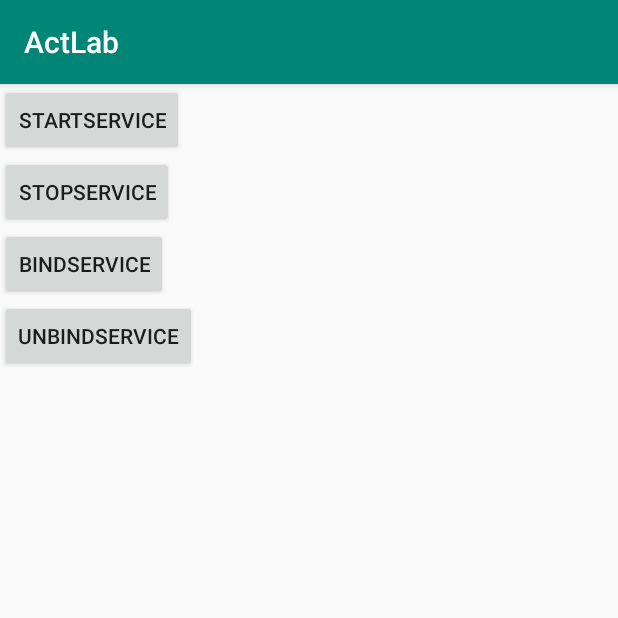
After one commit to THtianhao/AndroidLab, an Android app: the ServiceActivity screen opened directly, with no data from a screen before it, on a phone screen of 412 x 824 dp, the top half of it. The commit adds this screen. Run offline under Robolectric (Android 15) with nearby library versions, the phone set to English and light mode, and no system bars.

Commit message:
modify service demo

```diff
--- a/app/build.gradle
+++ b/app/build.gradle
@@ -1,6 +1,7 @@
 apply plugin: 'com.android.application'
 
 apply plugin: 'kotlin-android'
+apply plugin: 'kotlin-kapt'
 
 apply plugin: 'kotlin-android-extensions'
 
@@ -28,6 +29,7 @@ dependencies {
     implementation 'com.android.support:appcompat-v7:28.0.0'
     implementation 'com.android.support.constraint:constraint-layout:1.1.3'
     implementation "org.jetbrains.kotlin:kotlin-reflect:$kotlin_version"
+    implementation "com.android.support:recyclerview-v7:$SUPPORT_VERSION"
 
     testImplementation 'junit:junit:4.12'
     androidTestImplementation 'com.android.support.test:runner:1.0.2'
--- a/app/src/main/java/lab/mon/actlab/component/launchmode/Actlab.kt
+++ b/app/src/main/java/lab/mon/actlab/component/launchmode/Actlab.kt
@@ -49,7 +49,7 @@ class Actlab : BaseActivity() {
         print("onDestory")
     }
 
-    val DEBBUG = true
+    val DEBBUG = false
     private fun print(message: String) {
         if (DEBBUG) {
             Log.i("toto" + this::class.simpleName, message)
--- /dev/null
+++ b/app/src/main/java/lab/mon/actlab/component/service/ServiceActivity.kt
@@ -0,0 +1,63 @@
+package lab.mon.actlab.component.service
+
+import android.content.ComponentName
+import android.content.Intent
+import android.content.ServiceConnection
+import android.support.v7.app.AppCompatActivity
+import android.os.Bundle
+import android.os.IBinder
+import android.util.Log
+import kotlinx.android.synthetic.main.activity_service.*
+import lab.mon.actlab.R
+
+class ServiceActivity : AppCompatActivity() {
+    val DEBBUG = true
+    private fun print(message: String) {
+        if (DEBBUG) {
+            Log.i("toto" + this::class.simpleName, message)
+        }
+    }
+
+    var bind = InterService.Mybinder();
+    override fun onCreate(savedInstanceState: Bundle?) {
+        super.onCreate(savedInstanceState)
+        setContentView(R.layout.activity_service)
+
+    }
+
+    var serviceConn = object : ServiceConnection {
+        override fun onServiceDisconnected(name: ComponentName?) {
+
+        }
+
+        override fun onServiceConnected(name: ComponentName?, service: IBinder?) {
+            bind = service as InterService.Mybinder
+            print(bind.getString())
+        }
+
+    }
+
+    override fun onResume() {
+        super.onResume()
+
+        startService.setOnClickListener {
+            val intent = Intent(this@ServiceActivity, InterService::class.java)
+            startService(intent)
+        }
+
+        stopService.setOnClickListener {
+            val intent = Intent(this@ServiceActivity, InterService::class.java)
+            stopService(intent)
+        }
+
+        bindService.setOnClickListener {
+            val intent = Intent(this@ServiceActivity, InterService::class.java)
+            bindService(intent, serviceConn, BIND_AUTO_CREATE)
+        }
+
+        unBindService.setOnClickListener {
+            unbindService(serviceConn)
+        }
+
+    }
+}
--- /dev/null
+++ b/app/src/main/res/layout/activity_service.xml
@@ -0,0 +1,32 @@
+<?xml version="1.0" encoding="utf-8"?>
+<LinearLayout
+        android:orientation="vertical"
+        xmlns:android="http://schemas.android.com/apk/res/android"
+        xmlns:tools="http://schemas.android.com/tools"
+        xmlns:app="http://schemas.android.com/apk/res-auto"
+        android:layout_width="match_parent"
+        android:layout_height="match_parent"
+        tools:context=".component.service.ServiceActivity">
+
+
+    <Button
+            android:text="startService"
+            android:layout_width="wrap_content"
+            android:layout_height="wrap_content" tools:layout_editor_absoluteY="25dp"
+            tools:layout_editor_absoluteX="16dp" android:id="@+id/startService"/>
+    <Button
+            android:text="stopService"
+            android:layout_width="wrap_content"
+            android:layout_height="wrap_content" tools:layout_editor_absoluteY="25dp"
+            tools:layout_editor_absoluteX="213dp" android:id="@+id/stopService"/>
+    <Button
+            android:text="bindService"
+            android:layout_width="wrap_content"
+            android:layout_height="wrap_content" tools:layout_editor_absoluteY="25dp"
+            tools:layout_editor_absoluteX="213dp" android:id="@+id/bindService"/>
+    <Button
+            android:text="unBindService"
+            android:layout_width="wrap_content"
+            android:layout_height="wrap_content" tools:layout_editor_absoluteY="25dp"
+            tools:layout_editor_absoluteX="213dp" android:id="@+id/unBindService"/>
+</LinearLayout>
--- a/gradle.properties
+++ b/gradle.properties
@@ -13,3 +13,5 @@ org.gradle.jvmargs=-Xmx1536m
 # org.gradle.parallel=true
 # Kotlin code style for this project: "official" or "obsolete":
 kotlin.code.style=official
+
+SUPPORT_VERSION=27.1.1
```
Also changed, not shown: app/src/main/AndroidManifest.xml (+19 -7 lines), app/src/main/java/lab/mon/actlab/MainActivity.kt (added, +22 -0 lines), app/src/main/java/lab/mon/actlab/component/ComponseActivity.kt (added, +27 -0 lines), app/src/main/java/lab/mon/actlab/component/service/InterService.kt (added, +57 -0 lines), app/src/main/res/layout/activity_componse.xml (added, +21 -0 lines), app/src/main/res/layout/activity_main.xml (added, +19 -0 lines).
